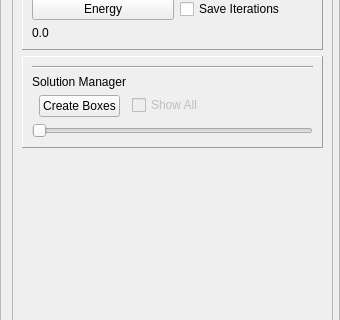
Above: GUI/managers/enginemanager.ui from alemuntoni/HeightFieldDecomposition before the change; both pictures show x 0 to 340 and y 767 to 1087 of the 340 by 1314 pixel window. Below: the same form after it.
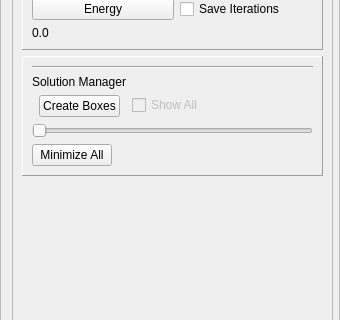
That is the form after the change.

```diff
--- a/GUI/managers/enginemanager.ui
+++ b/GUI/managers/enginemanager.ui
@@ -106,6 +106,13 @@
             </property>
            </widget>
           </item>
+          <item row="4" column="0">
+           <widget class="QPushButton" name="minimizeAllPushButton">
+            <property name="text">
+             <string>Minimize All</string>
+            </property>
+           </widget>
+          </item>
          </layout>
         </widget>
        </item>
```
